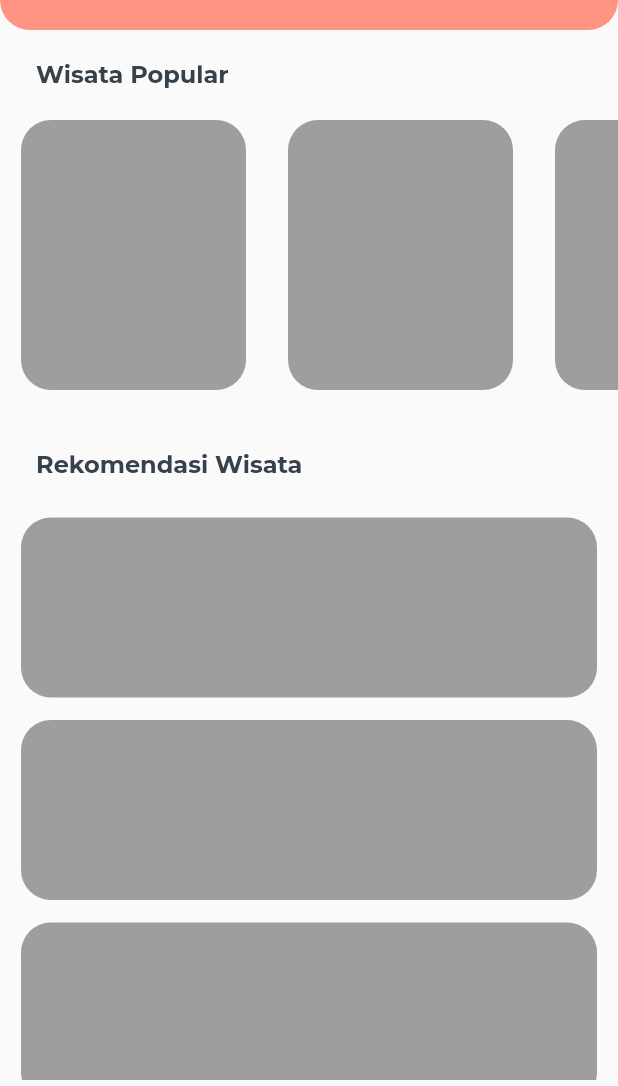
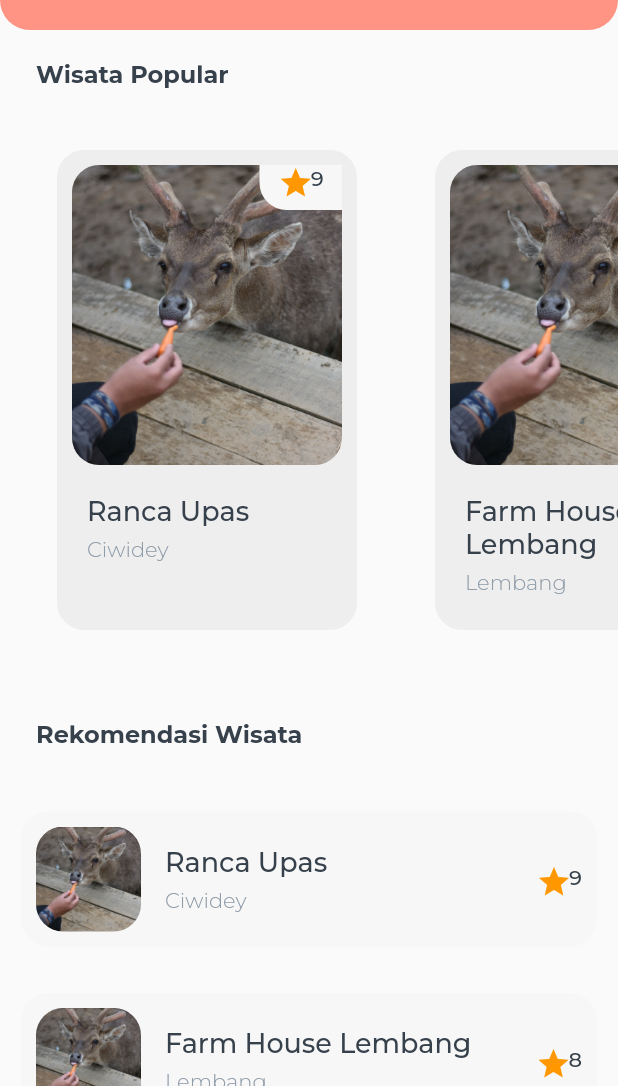
Before and after one commit to Azizalfauzi/simpatik-mobile-apps, a Flutter app: the HomePage screen opened directly, on a phone screen of 412 x 824 dp, the part 150-1236 px from its top. Run offline on Flutter 3.47's test engine with Material 2 defaults, Android fonts, the phone set to English and light mode, and no system bars; our stand-ins replace bloc, double_back_to_close_app, equatable, flutter_bloc, google_fonts, introduction_screen and 1 more; accounts and stored records are empty.

Commit message:
editing card custom popular and recomendation

```diff
--- a/lib/model/dummy_wisata_popular_model.dart
+++ b/lib/model/dummy_wisata_popular_model.dart
@@ -5,13 +5,13 @@ class DummyWisataPopular {
   String name;
   String image;
   String location;
-  int star;
+  int rating;
   DummyWisataPopular(
     this.id,
     this.name,
     this.image,
     this.location,
-    this.star,
+    this.rating,
   );
 }
 
--- a/lib/views/pages/home_page.dart
+++ b/lib/views/pages/home_page.dart
@@ -92,7 +92,7 @@ class _HomePageState extends State<HomePage> {
           ),
         ),
         SizedBox(
-          height: 220,
+          height: 400,
           width: double.infinity,
           child: ListView(
             scrollDirection: Axis.horizontal,
@@ -100,14 +100,19 @@ class _HomePageState extends State<HomePage> {
               Row(
                 children: mockPopular
                     .map(
-                      (e) => const Padding(
-                        padding: EdgeInsets.fromLTRB(
+                      (e) => Padding(
+                        padding: const EdgeInsets.fromLTRB(
                           defaultMargin - 10,
                           0,
                           defaultMargin - 10,
                           0,
                         ),
-                        child: CustomCardPopular(),
+                        child: CustomCardPopular(
+                          image: e.image,
+                          name: e.name,
+                          location: e.location,
+                          rating: e.rating,
+                        ),
                       ),
                     )
                     .toList(),
--- a/lib/views/widget/custom_card_popular.dart
+++ b/lib/views/widget/custom_card_popular.dart
@@ -1,8 +1,16 @@
 part of 'widget.dart';
 
 class CustomCardPopular extends StatelessWidget {
+  final String image;
+  final String name;
+  final String location;
+  final int rating;
   const CustomCardPopular({
     Key? key,
+    required this.image,
+    required this.name,
+    required this.location,
+    required this.rating,
   }) : super(key: key);
 
   @override
@@ -12,11 +20,90 @@ class CustomCardPopular extends StatelessWidget {
         context.read<RoutesCubit>().emit(RoutesDetailScreen());
       },
       child: Container(
-        width: 150,
-        height: 180,
+        width: 200,
+        height: 320,
+        margin: const EdgeInsets.only(
+          left: defaultMargin,
+        ),
+        padding: const EdgeInsets.all(10),
         decoration: BoxDecoration(
-          borderRadius: BorderRadius.circular(20),
-          color: Colors.grey,
+          borderRadius: BorderRadius.circular(18),
+          color: Colors.grey.shade200,
+        ),
+        child: Column(
+          crossAxisAlignment: CrossAxisAlignment.start,
+          children: [
+            Container(
+              width: 180,
+              height: 200,
+              margin: const EdgeInsets.only(bottom: 20),
+              decoration: BoxDecoration(
+                borderRadius: BorderRadius.circular(18),
+                image: DecorationImage(
+                  image: AssetImage(image),
+                  fit: BoxFit.cover,
+                ),
+              ),
+              child: Align(
+                alignment: Alignment.topRight,
+                child: Container(
+                  width: 55,
+                  height: 30,
+                  decoration: const BoxDecoration(
+                    color: kWhiteColor,
+                    borderRadius: BorderRadius.only(
+                      bottomLeft: Radius.circular(18),
+                    ),
+                  ),
+                  child: Row(
+                    mainAxisAlignment: MainAxisAlignment.center,
+                    crossAxisAlignment: CrossAxisAlignment.start,
+                    children: [
+                      Container(
+                        width: 20,
+                        height: 20,
+                        margin: const EdgeInsets.only(right: 2),
+                        child: const Icon(
+                          Icons.star,
+                          color: Colors.orange,
+                        ),
+                      ),
+                      Text(
+                        rating.toString(),
+                        style: blackTextStyleMontserrat.copyWith(
+                          fontWeight: medium,
+                        ),
+                      ),
+                    ],
+                  ),
+                ),
+              ),
+            ),
+            Container(
+              margin: const EdgeInsets.only(left: 10),
+              child: Column(
+                crossAxisAlignment: CrossAxisAlignment.start,
+                children: [
+                  Text(
+                    name,
+                    style: blackTextStyleMontserrat.copyWith(
+                      fontSize: 18,
+                      fontWeight: medium,
+                    ),
+                  ),
+                  const SizedBox(
+                    height: 5,
+                  ),
+                  Text(
+                    location,
+                    style: greyTextStyleMontserrat.copyWith(
+                      fontWeight: light,
+                    ),
+                  ),
+                ],
+              ),
+            ),
+          ],
         ),
       ),
     );
--- a/lib/views/widget/custom_card_rekomendasi_widget.dart
+++ b/lib/views/widget/custom_card_rekomendasi_widget.dart
@@ -17,15 +17,88 @@ class CustomCardRekomendasi extends StatelessWidget {
 
   @override
   Widget build(BuildContext context) {
-    return Container(
-      width: double.infinity,
-      height: 120,
-      margin: EdgeInsets.only(
-        bottom: (id / 4 == 1) ? 100 : 5,
-      ),
-      decoration: BoxDecoration(
-        borderRadius: BorderRadius.circular(20),
-        color: Colors.grey,
+    // return Container(
+    //   width: double.infinity,
+    //   height: 120,
+    //   margin: EdgeInsets.only(
+    //     bottom: (id / 4 == 1) ? 100 : 5,
+    //   ),
+    //   decoration: BoxDecoration(
+    //     borderRadius: BorderRadius.circular(20),
+    //     color: Colors.grey,
+    //   ),
+    // );
+    return GestureDetector(
+      onTap: () {
+        context.read<RoutesCubit>().emit(RoutesDetailScreen());
+      },
+      child: Container(
+        margin: EdgeInsets.only(top: 16, bottom: (id / 4 == 1) ? 100 : 5),
+        padding: const EdgeInsets.all(10),
+        decoration: BoxDecoration(
+          color: kWhiteColor,
+          borderRadius: BorderRadius.circular(18),
+        ),
+        child: Row(
+          children: [
+            Container(
+              width: 70,
+              height: 70,
+              margin: const EdgeInsets.only(right: 16),
+              decoration: BoxDecoration(
+                borderRadius: BorderRadius.circular(18),
+                image: DecorationImage(
+                  fit: BoxFit.cover,
+                  image: AssetImage(image),
+                ),
+              ),
+            ),
+            Expanded(
+              child: Column(
+                crossAxisAlignment: CrossAxisAlignment.start,
+                children: [
+                  Text(
+                    title,
+                    style: blackTextStyleMontserrat.copyWith(
+                      fontSize: 18,
+                      fontWeight: medium,
+                    ),
+                  ),
+                  const SizedBox(
+                    height: 5,
+                  ),
+                  Text(
+                    location,
+                    style: greyTextStyleMontserrat.copyWith(
+                      fontWeight: light,
+                    ),
+                  ),
+                ],
+              ),
+            ),
+            Row(
+              mainAxisAlignment: MainAxisAlignment.center,
+              crossAxisAlignment: CrossAxisAlignment.start,
+              children: [
+                Container(
+                  width: 20,
+                  height: 20,
+                  margin: const EdgeInsets.only(right: 2),
+                  child: const Icon(
+                    Icons.star,
+                    color: Colors.orange,
+                  ),
+                ),
+                Text(
+                  star.toString(),
+                  style: blackTextStyleMontserrat.copyWith(
+                    fontWeight: medium,
+                  ),
+                ),
+              ],
+            ),
+          ],
+        ),
       ),
     );
   }
--- a/lib/views/widget/widget.dart
+++ b/lib/views/widget/widget.dart
@@ -2,6 +2,8 @@ import 'package:flutter/material.dart';
 import 'package:simpatik_mobile_apps/cubit/routes/routes_cubit.dart';
 import 'package:simpatik_mobile_apps/views/theme/theme.dart';
 import 'package:flutter_bloc/flutter_bloc.dart';
+
+import '../../model/models.dart';
 
 part 'custom_button_widget.dart';
 part 'custom_button_navigation_widget.dart';
```
